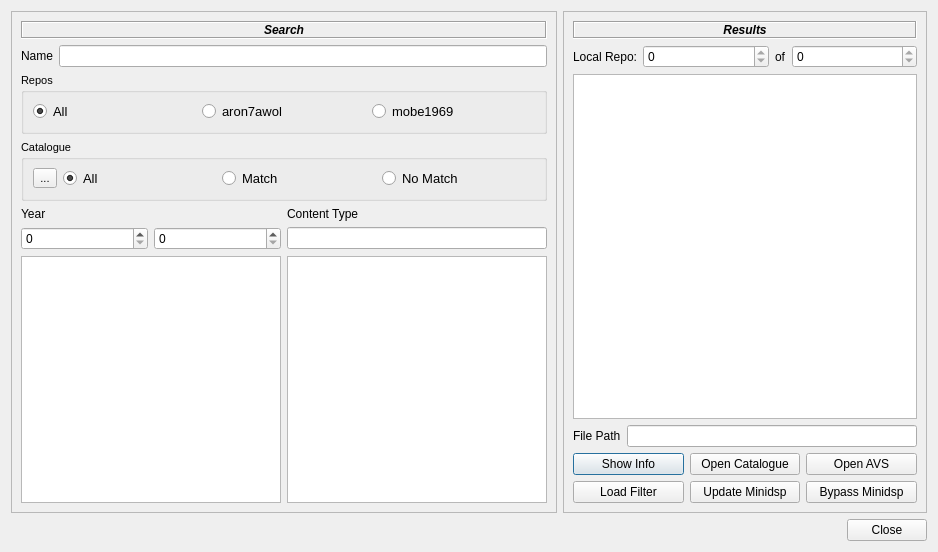
Old version of the form src/main/python/ui/catalogue.ui in the repository 3ll3d00d/beqdesigner.
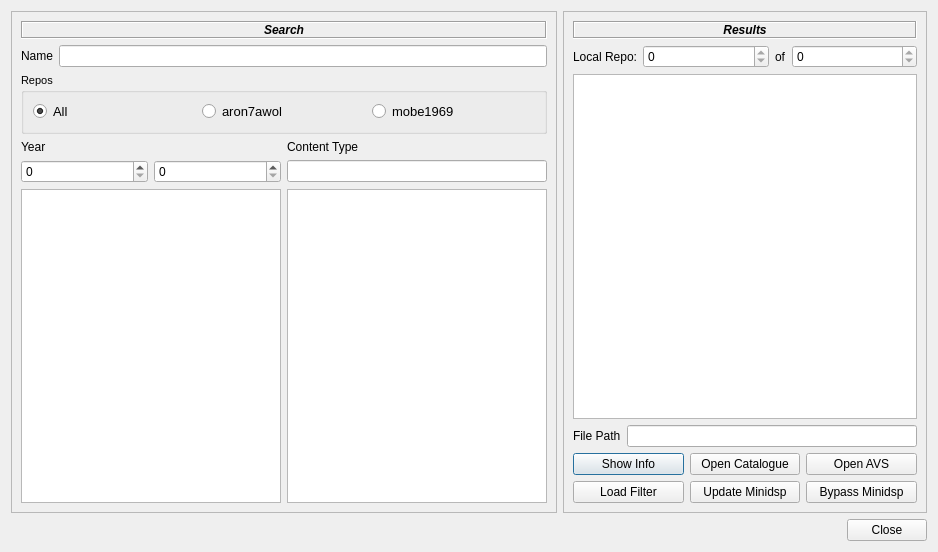
New version of the form.

Commit message: fix case insensitive search in the catalogue

Diff of the .ui file:
```diff
--- a/src/main/python/ui/catalogue.ui
+++ b/src/main/python/ui/catalogue.ui
@@ -25,149 +25,13 @@
      <layout class="QGridLayout" name="gridLayout_3">
       <item row="0" column="0">
        <layout class="QGridLayout" name="searchLayout">
-        <item row="6" column="1">
-         <widget class="QListWidget" name="contentTypeFilter">
-          <property name="selectionMode">
-           <enum>QAbstractItemView::MultiSelection</enum>
-          </property>
-         </widget>
-        </item>
-        <item row="6" column="0">
-         <widget class="QListWidget" name="yearFilter">
-          <property name="selectionMode">
-           <enum>QAbstractItemView::MultiSelection</enum>
-          </property>
-         </widget>
-        </item>
-        <item row="3" column="0" colspan="2">
-         <widget class="QGroupBox" name="catalogueBox">
-          <property name="font">
-           <font>
-            <pointsize>8</pointsize>
-            <weight>50</weight>
-            <bold>false</bold>
-           </font>
-          </property>
-          <property name="title">
-           <string>Catalogue</string>
-          </property>
-          <layout class="QHBoxLayout" name="horizontalLayout_2">
-           <item>
-            <widget class="QToolButton" name="browseCatalogueButton">
-             <property name="text">
-              <string>...</string>
-             </property>
-            </widget>
-           </item>
-           <item>
-            <widget class="QRadioButton" name="allRadioButton">
-             <property name="font">
-              <font>
-               <pointsize>10</pointsize>
-               <weight>50</weight>
-               <bold>false</bold>
-              </font>
-             </property>
-             <property name="text">
-              <string>All</string>
-             </property>
-             <property name="checked">
-              <bool>true</bool>
-             </property>
-            </widget>
-           </item>
-           <item>
-            <widget class="QRadioButton" name="inCatalogueOnlyRadioButton">
-             <property name="font">
-              <font>
-               <pointsize>10</pointsize>
-               <weight>50</weight>
-               <bold>false</bold>
-              </font>
-             </property>
-             <property name="text">
-              <string>Match</string>
-             </property>
-            </widget>
-           </item>
-           <item>
-            <widget class="QRadioButton" name="missingFromCatalogueRadioButton">
-             <property name="font">
-              <font>
-               <pointsize>10</pointsize>
-               <weight>50</weight>
-               <bold>false</bold>
-              </font>
-             </property>
-             <property name="text">
-              <string>No Match</string>
-             </property>
-            </widget>
-           </item>
-          </layout>
-         </widget>
-        </item>
-        <item row="5" column="0">
-         <layout class="QHBoxLayout" name="yearFilterLayout">
-          <item>
-           <widget class="QSpinBox" name="yearMinFilter"/>
-          </item>
-          <item>
-           <widget class="QSpinBox" name="yearMaxFilter"/>
-          </item>
-         </layout>
-        </item>
-        <item row="5" column="1">
-         <widget class="QLineEdit" name="contentFilter"/>
-        </item>
-        <item row="1" column="0" colspan="2">
-         <layout class="QHBoxLayout" name="nameLayout">
-          <item>
-           <widget class="QLabel" name="nameFilterLabel">
-            <property name="text">
-             <string>Name</string>
-            </property>
-           </widget>
-          </item>
-          <item>
-           <widget class="QLineEdit" name="nameFilter"/>
-          </item>
-         </layout>
-        </item>
-        <item row="0" column="0" colspan="2">
-         <widget class="QLabel" name="filterHeaderLabel">
-          <property name="font">
-           <font>
-            <weight>75</weight>
-            <italic>true</italic>
-            <bold>true</bold>
-           </font>
-          </property>
-          <property name="frameShape">
-           <enum>QFrame::Box</enum>
-          </property>
-          <property name="frameShadow">
-           <enum>QFrame::Sunken</enum>
-          </property>
-          <property name="text">
-           <string>Search</string>
-          </property>
-          <property name="alignment">
-           <set>Qt::AlignCenter</set>
-          </property>
-         </widget>
-        </item>
-        <item row="4" column="0">
-         <widget class="QLabel" name="yearFilterLabel">
-          <property name="text">
-           <string>Year</string>
-          </property>
-         </widget>
-        </item>
         <item row="4" column="1">
-         <widget class="QLabel" name="contentTypeFilterLabel">
-          <property name="text">
-           <string>Content Type</string>
+         <widget class="QLineEdit" name="contentFilter"/>
+        </item>
+        <item row="5" column="1">
+         <widget class="QListWidget" name="contentTypeFilter">
+          <property name="selectionMode">
+           <enum>QAbstractItemView::MultiSelection</enum>
           </property>
          </widget>
         </item>
@@ -228,6 +92,74 @@
           </layout>
          </widget>
         </item>
+        <item row="3" column="0">
+         <widget class="QLabel" name="yearFilterLabel">
+          <property name="text">
+           <string>Year</string>
+          </property>
+         </widget>
+        </item>
+        <item row="1" column="0" colspan="2">
+         <layout class="QHBoxLayout" name="nameLayout">
+          <item>
+           <widget class="QLabel" name="nameFilterLabel">
+            <property name="text">
+             <string>Name</string>
+            </property>
+           </widget>
+          </item>
+          <item>
+           <widget class="QLineEdit" name="nameFilter"/>
+          </item>
+         </layout>
+        </item>
+        <item row="0" column="0" colspan="2">
+         <widget class="QLabel" name="filterHeaderLabel">
+          <property name="font">
+           <font>
+            <weight>75</weight>
+            <italic>true</italic>
+            <bold>true</bold>
+           </font>
+          </property>
+          <property name="frameShape">
+           <enum>QFrame::Box</enum>
+          </property>
+          <property name="frameShadow">
+           <enum>QFrame::Sunken</enum>
+          </property>
+          <property name="text">
+           <string>Search</string>
+          </property>
+          <property name="alignment">
+           <set>Qt::AlignCenter</set>
+          </property>
+         </widget>
+        </item>
+        <item row="4" column="0">
+         <layout class="QHBoxLayout" name="yearFilterLayout">
+          <item>
+           <widget class="QSpinBox" name="yearMinFilter"/>
+          </item>
+          <item>
+           <widget class="QSpinBox" name="yearMaxFilter"/>
+          </item>
+         </layout>
+        </item>
+        <item row="3" column="1">
+         <widget class="QLabel" name="contentTypeFilterLabel">
+          <property name="text">
+           <string>Content Type</string>
+          </property>
+         </widget>
+        </item>
+        <item row="5" column="0">
+         <widget class="QListWidget" name="yearFilter">
+          <property name="selectionMode">
+           <enum>QAbstractItemView::MultiSelection</enum>
+          </property>
+         </widget>
+        </item>
        </layout>
       </item>
      </layout>
```
Left out of the diff: 64 changed lines with no effect on the pictures. The commit also changes 5 other files.
